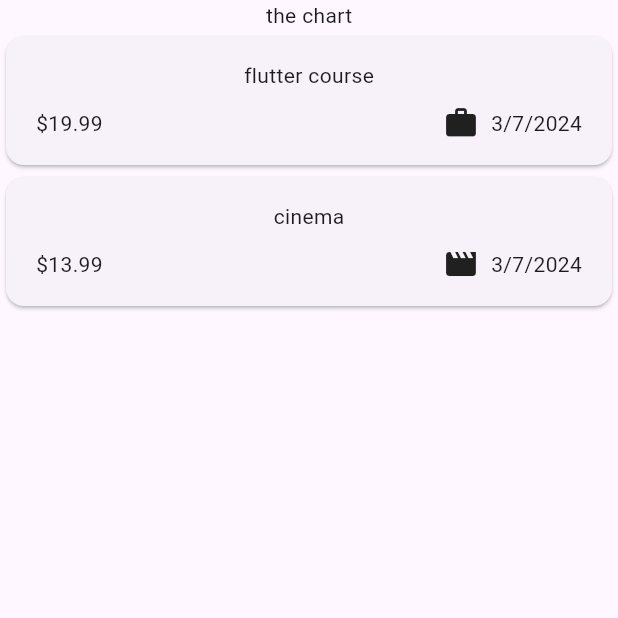
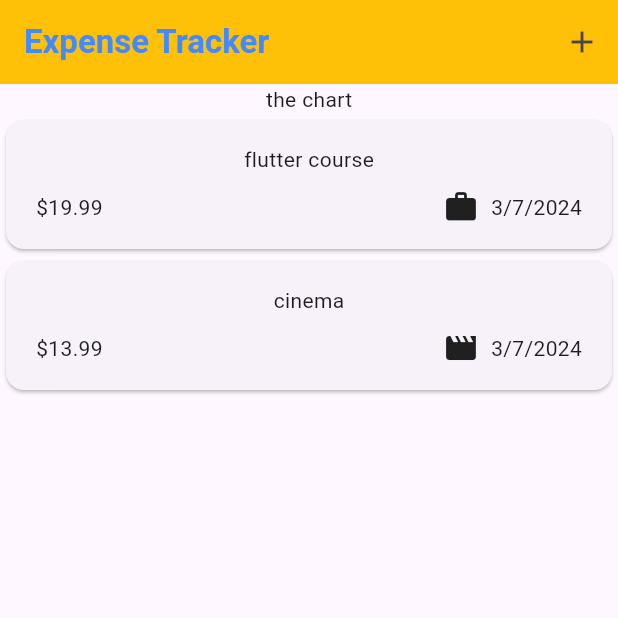
Before and after one commit to gunesserenay/expense_tracker, a Flutter app: the screen it shows after launch, on a phone screen of 412 x 824 dp, the top half of it. Run offline on Flutter 3.47's test engine with Material 3 defaults, Android fonts, the phone set to English and light mode, and no system bars.

Commit message:
Adding appBar, title and actions

```diff
--- a/lib/widgets/expenses.dart
+++ b/lib/widgets/expenses.dart
@@ -26,6 +26,17 @@ class _ExpensesState extends State<Expenses> {
   @override
   Widget build(BuildContext context) {
     return Scaffold(
+      appBar: AppBar(
+        backgroundColor: Colors.amber,
+        title: const Text(
+          'Expense Tracker',
+          style: TextStyle(
+              fontSize: 22,
+              fontWeight: FontWeight.bold,
+              color: Colors.blueAccent),
+        ),
+        actions: [IconButton(onPressed: () {}, icon: const Icon(Icons.add))],
+      ),
       body: Column(
         children: [
           const Text('the chart'),
```
